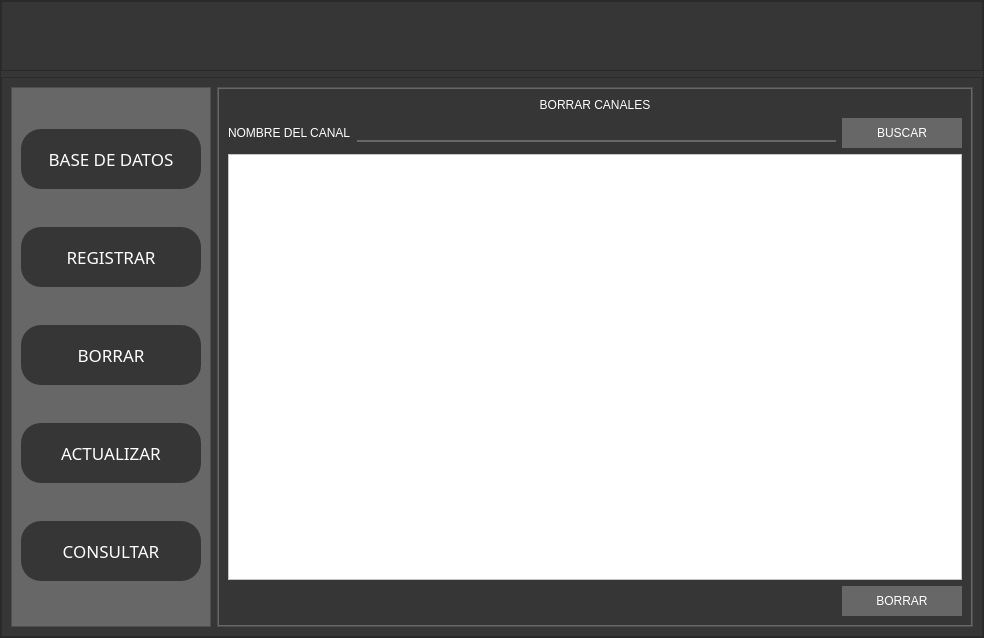
Qt form interfaz1.ui (fnocampo04/MiniproyectoEstructuras) before a commit.
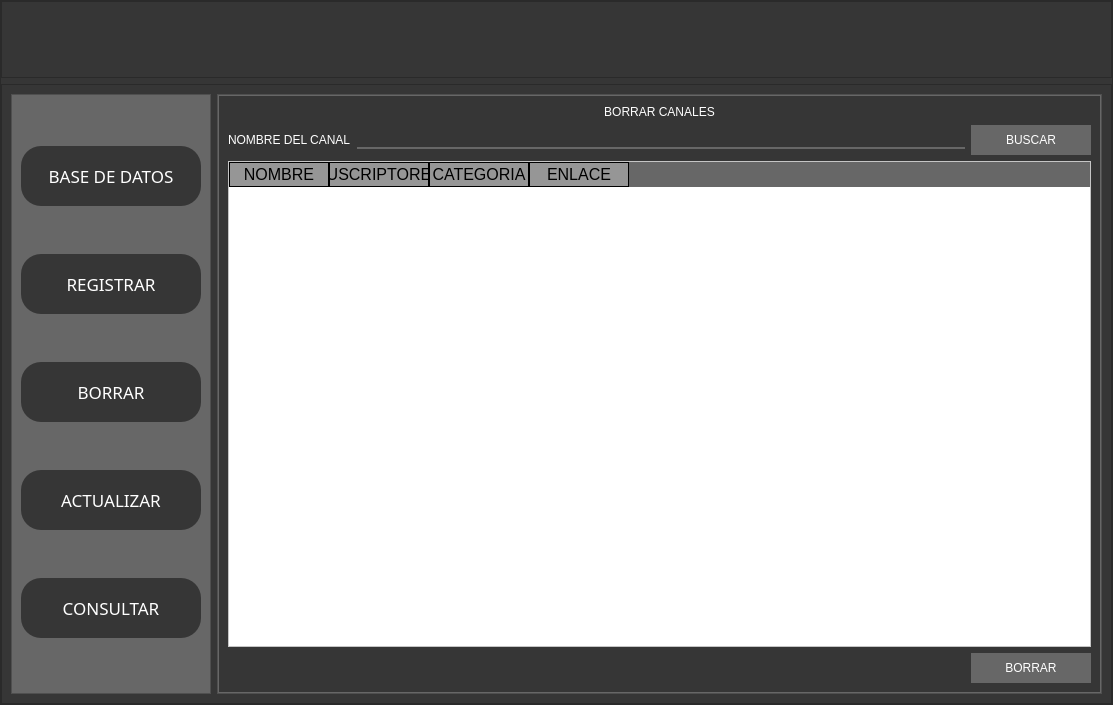
The same form after that commit. The open tabs and pages were chosen to show the change. Icons and pictures are not drawn.

```diff
--- a/interfaz1.ui
+++ b/interfaz1.ui
@@ -6,8 +6,8 @@
    <rect>
     <x>0</x>
     <y>0</y>
-    <width>984</width>
-    <height>638</height>
+    <width>1113</width>
+    <height>705</height>
    </rect>
   </property>
   <property name="windowTitle">
@@ -871,7 +871,28 @@
                   </layout>
                  </item>
                  <item>
-                  <widget class="QTableWidget" name="tabla_borrar"/>
+                  <widget class="QTableWidget" name="tabla_borrar">
+                   <column>
+                    <property name="text">
+                     <string>NOMBRE</string>
+                    </property>
+                   </column>
+                   <column>
+                    <property name="text">
+                     <string>SUSCRIPTORES</string>
+                    </property>
+                   </column>
+                   <column>
+                    <property name="text">
+                     <string>CATEGORIA</string>
+                    </property>
+                   </column>
+                   <column>
+                    <property name="text">
+                     <string>ENLACE</string>
+                    </property>
+                   </column>
+                  </widget>
                  </item>
                  <item>
                   <layout class="QHBoxLayout" name="horizontalLayout_10">
```
Left out of the diff: 24 changed lines with no effect on the pictures.
